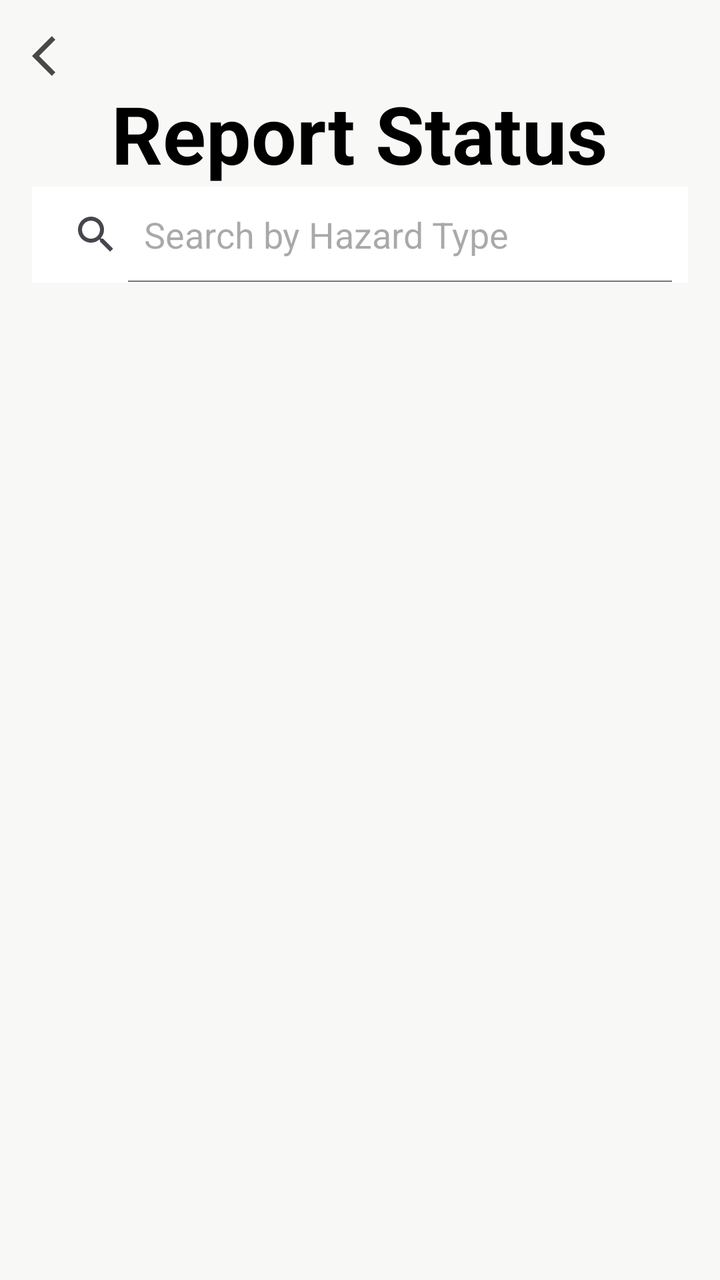
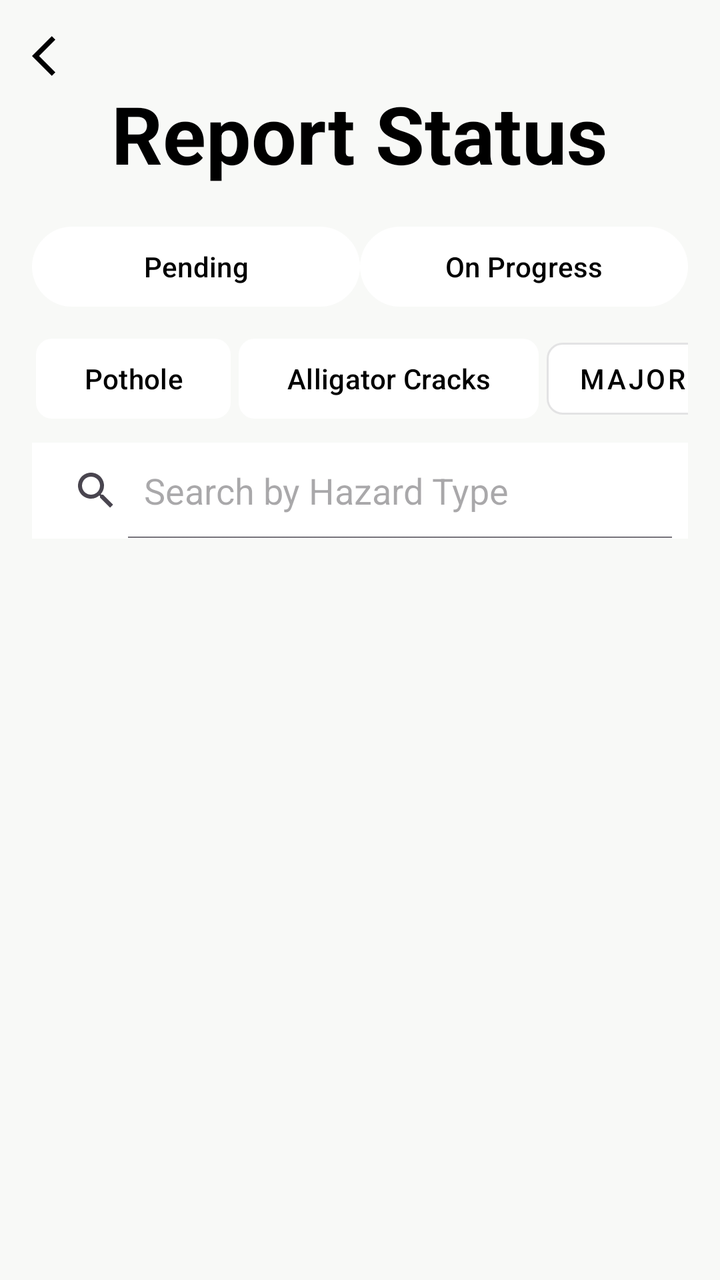

An Android layout rendered at two revisions. The XML below is the earlier revision; the diff shows what the commit changed to produce the second picture.
<!-- AndroidManifest.xml: application theme Theme.Techtonic -->
<!-- res/layout/fragment_report.xml -->
<?xml version="1.0" encoding="utf-8"?>
<LinearLayout xmlns:android="http://schemas.android.com/apk/res/android"
    android:layout_width="match_parent"
    android:layout_height="match_parent"
    xmlns:app="http://schemas.android.com/apk/res-auto"
    android:orientation="vertical"
    android:padding="16dp"
    android:background="#F8F9F7">

    <ImageButton
        android:id="@+id/back_button"
        android:layout_width="wrap_content"
        android:layout_height="wrap_content"
        android:background="#F8F9F7"
        android:src="@drawable/ic_back"
        android:contentDescription="Back" />


    <TextView
        android:layout_width="wrap_content"
        android:layout_height="wrap_content"
        android:text="Report Status"
        android:textSize="40sp"
        android:textStyle="bold"
        android:textColor="@color/black"
        android:layout_gravity="center"/>


    <SearchView
        android:id="@+id/search_bar"
        android:layout_width="match_parent"
        android:layout_height="wrap_content"
        android:layout_marginBottom="10dp"
        android:background="@color/white"
        android:focusable="true"
        android:iconifiedByDefault="false"
        android:focusableInTouchMode="true"
        android:queryHint="Search by Hazard Type"
        android:textColor="@color/black"
        app:theme="@style/SearchViewStyle"/>





    <ListView
        android:id="@+id/recycler_view_reports"
        android:layout_width="match_parent"
        android:layout_height="0dp"
        android:layout_weight="1"
        android:layout_marginTop="8dp"/>
</LinearLayout>
<!-- resources referenced by this layout -->
<resources>
  <color name="black">#000000</color>
  <color name="white">#FFFFFFFF</color>
  <!-- drawable ic_back (drawable) -->
  <vector xmlns:android="http://schemas.android.com/apk/res/android" android:alpha="0.71" android:autoMirrored="true" android:height="24dp" android:tint="#000000" android:viewportHeight="24" android:viewportWidth="24" android:width="24dp">
        
      <path android:fillColor="@color/background" android:pathData="M11.67,3.87L9.9,2.1 0,12l9.9,9.9 1.77,-1.77L3.54,12z"/>
      
  </vector>
  <style name="SearchViewStyle" parent="Widget.AppCompat.SearchView">
          <item name="queryBackground">@android:color/white</item>
          <item name="android:textColor">@color/black</item>
      </style>
  <style name="Theme.Techtonic" parent="Base.Theme.Techtonic" />
  <color name="background">#F8F9F7</color>
  <style name="Base.Theme.Techtonic" parent="Theme.Material3.DayNight.NoActionBar">
  
      </style>
</resources>

<!-- the commit's change to res/layout/fragment_report.xml (unified diff, before → after) -->
@@ -1,9 +1,8 @@
-<?xml version="1.0" encoding="utf-8"?>
 <LinearLayout xmlns:android="http://schemas.android.com/apk/res/android"
+    xmlns:app="http://schemas.android.com/apk/res-auto"
+    android:orientation="vertical"
     android:layout_width="match_parent"
     android:layout_height="match_parent"
-    xmlns:app="http://schemas.android.com/apk/res-auto"
-    android:orientation="vertical"
     android:padding="16dp"
     android:background="#F8F9F7">
 
@@ -14,7 +13,6 @@
         android:background="#F8F9F7"
         android:src="@drawable/ic_back"
         android:contentDescription="Back" />
-
 
     <TextView
         android:layout_width="wrap_content"
@@ -23,30 +21,322 @@
         android:textSize="40sp"
         android:textStyle="bold"
         android:textColor="@color/black"
-        android:layout_gravity="center"/>
-
-
+        android:layout_gravity="center"
+        android:layout_marginBottom="16dp" />
+
+    
+    <LinearLayout
+        android:orientation="horizontal"
+        android:layout_width="match_parent"
+        android:layout_height="wrap_content"
+        android:gravity="center"
+        android:layout_marginBottom="8dp">
+
+        <Button
+            android:id="@+id/pending_button"
+            android:layout_width="0dp"
+            android:layout_weight="1"
+            android:layout_height="wrap_content"
+            android:text="Pending"
+            app:backgroundTint="@color/button_filter_selector"
+            android:textColor="@color/button_text_color" />
+
+        <Button
+            android:id="@+id/in_progress_button"
+            android:layout_width="0dp"
+            android:layout_weight="1"
+            android:layout_height="wrap_content"
+            android:text="On Progress"
+            app:backgroundTint="@color/button_filter_selector"
+            android:textColor="@color/button_text_color" />
+    </LinearLayout>
+
+    
+    <HorizontalScrollView
+        android:layout_width="match_parent"
+        android:layout_height="wrap_content"
+        android:fillViewport="true"
+        android:scrollbars="none"
+        android:layout_marginBottom="8dp">
+
+        <LinearLayout
+            android:layout_width="wrap_content"
+            android:layout_height="wrap_content"
+            android:orientation="horizontal"
+            android:gravity="center">
+
+
+
+
+
+
+
+
+
+
+
+
+
+
+
+
+
+
+            <com.google.android.material.button.MaterialButton
+                android:id="@+id/pothole_button"
+                android:layout_width="0dp"
+                android:layout_weight="1"
+                android:layout_height="wrap_content"
+                android:text="Pothole"
+                app:cornerRadius="8dp"
+                android:layout_marginHorizontal="2dp"
+                app:backgroundTint="@color/button_filter_selector"
+                android:textColor="@color/button_text_color"
+                app:checkedIcon="@null"/>
+
+            <com.google.android.material.button.MaterialButton
+                android:id="@+id/alligatorcracks_button"
+                android:layout_width="0dp"
+                android:layout_weight="1"
+                android:layout_height="wrap_content"
+                android:text="Alligator Cracks"
+                app:cornerRadius="8dp"
+                android:layout_marginHorizontal="2dp"
+                app:backgroundTint="@color/button_filter_selector"
+                android:textColor="@color/button_text_color"
+                app:checkedIcon="@null"/>
+
+
+
+
+            <com.google.android.material.button.MaterialButton
+                android:id="@+id/majorscalling_button"
+                style="@style/Widget.MaterialComponents.Button.OutlinedButton"
+                android:layout_width="0dp"
+                android:layout_weight="1"
+                android:layout_height="wrap_content"
+                android:text="Major Scalling"
+                app:cornerRadius="8dp"
+                android:layout_marginHorizontal="2dp"
+                app:backgroundTint="@color/button_filter_selector"
+                android:textColor="@color/button_text_color"
+                app:checkedIcon="@null"/>
+
+
+
+
+
+
+
+
+
+
+
+
+
+
+
+
+
+
+
+
+
+
+
+
+
+
+
+
+
+
+
+
+
+
+
+
+
+
+
+
+
+
+
+
+
+
+
+
+
+
+
+
+
+
+
+
+
+
+
+
+
+
+
+
+
+
+
+
+
+
+
+
+
+
+
+
+
+
+
+
+
+
+
+
+
+
+
+
+
+
+
+
+
+
+
+
+
+
+
+
+
+
+
+
+
+
+
+
+
+
+
+
+
+
+
+
+
+
+
+
+
+
+
+
+
+
+
+
+
+
+
+
+
+
+
+
+
+
+
+
+
+
+
+
+
+
+
+
+
+
+
+
+
+
+
+
+
+
+
+
+
+
+
+
+
+
+
+
+
+
+
+
+
+
+
+
+
+
+
+
+
+
+
+
+
+
+
+
+
+
+
+
+
+
+        </LinearLayout>
+
+    </HorizontalScrollView>
+
+    
     <SearchView
         android:id="@+id/search_bar"
         android:layout_width="match_parent"
         android:layout_height="wrap_content"
         android:layout_marginBottom="10dp"
         android:background="@color/white"
-        android:focusable="true"
         android:iconifiedByDefault="false"
-        android:focusableInTouchMode="true"
         android:queryHint="Search by Hazard Type"
         android:textColor="@color/black"
-        app:theme="@style/SearchViewStyle"/>
-
-
-
-
-
+        app:theme="@style/SearchViewStyle" />
+
+    
     <ListView
         android:id="@+id/recycler_view_reports"
         android:layout_width="match_parent"
         android:layout_height="0dp"
         android:layout_weight="1"
-        android:layout_marginTop="8dp"/>
+        android:layout_marginTop="8dp" />
+
 </LinearLayout>
<!-- resource entries referenced after the edit -->
@@ -3,9 +3,9 @@
   <color name="black">#000000</color>
   <color name="white">#FFFFFFFF</color>
   <!-- drawable ic_back (drawable) -->
-  <vector xmlns:android="http://schemas.android.com/apk/res/android" android:alpha="0.71" android:autoMirrored="true" android:height="24dp" android:tint="#000000" android:viewportHeight="24" android:viewportWidth="24" android:width="24dp">
+  <vector xmlns:android="http://schemas.android.com/apk/res/android" android:autoMirrored="true" android:height="24dp" android:tint="#000000" android:viewportHeight="24" android:viewportWidth="24" android:width="24dp">
         
-      <path android:fillColor="@color/background" android:pathData="M11.67,3.87L9.9,2.1 0,12l9.9,9.9 1.77,-1.77L3.54,12z"/>
+      <path android:fillColor="@android:color/white" android:pathData="M11.67,3.87L9.9,2.1 0,12l9.9,9.9 1.77,-1.77L3.54,12z"/>
       
   </vector>
   <style name="SearchViewStyle" parent="Widget.AppCompat.SearchView">
@@ -13,7 +13,6 @@
           <item name="android:textColor">@color/black</item>
       </style>
   <style name="Theme.Techtonic" parent="Base.Theme.Techtonic" />
-  <color name="background">#F8F9F7</color>
   <style name="Base.Theme.Techtonic" parent="Theme.Material3.DayNight.NoActionBar">
   
       </style>
